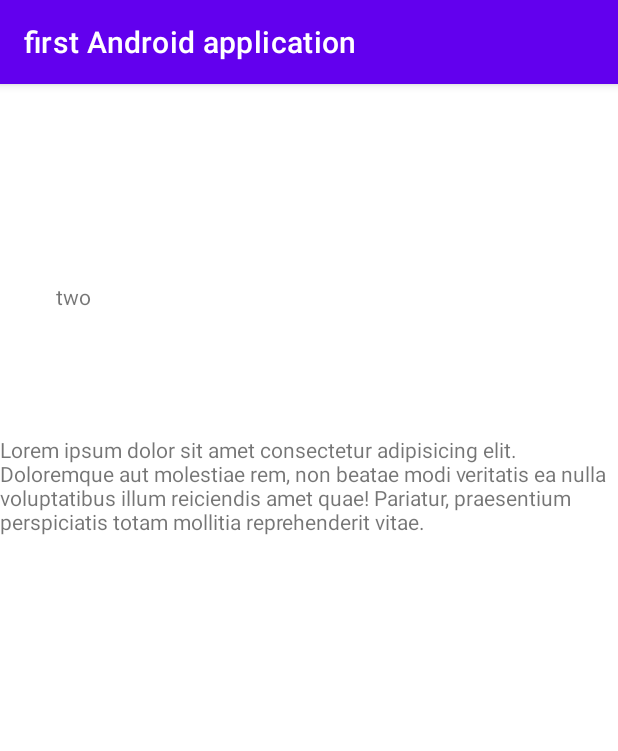
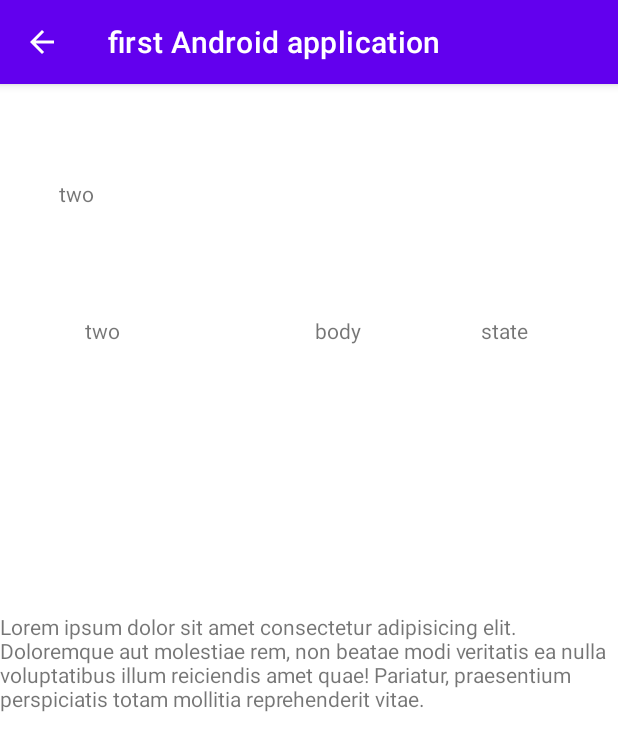
Before and after one commit to AhmadSailik/taskmaster, an Android app: the screen it shows after launch (DetailPage), after a tap on "TWO", on a phone screen of 412 x 824 dp. Shown: the top 751 px of the screen. Run offline under Robolectric (Android 15) with nearby library versions, the phone set to English and light mode, and no system bars.

Commit message:
complete lab28

```diff
--- a/firstAndroidapplication/app/src/main/java/com/example/firstandroidapplication/DetailPage.java
+++ b/firstAndroidapplication/app/src/main/java/com/example/firstandroidapplication/DetailPage.java
@@ -4,6 +4,7 @@ import androidx.appcompat.app.AppCompatActivity;
 
 import android.content.Intent;
 import android.os.Bundle;
+import android.view.MenuItem;
 import android.widget.Button;
 import android.widget.EditText;
 import android.widget.TextView;
@@ -14,17 +15,31 @@ public class DetailPage extends AppCompatActivity {
     protected void onCreate(Bundle savedInstanceState) {
         super.onCreate(savedInstanceState);
         setContentView(R.layout.activity_detail_page);
+        getSupportActionBar().setDisplayHomeAsUpEnabled(true);
     }
 
     @Override
     protected void onStart() {
         super.onStart();
         Intent intent=getIntent();
-        String tile=intent.getExtras().getString("title");
+        String title=intent.getExtras().getString("title","title");
+        String body=intent.getExtras().getString("body","body");
+        String state=intent.getExtras().getString("state","state");
         TextView textViews=findViewById(R.id.titleOfDetails);
-        textViews.setText(tile);
+        TextView textViews1=findViewById(R.id.textTitle);
+        TextView textViews2=findViewById(R.id.textBody);
+        TextView textViews3=findViewById(R.id.textState);
+        textViews.setText(title);
+        textViews1.setText(title);
+        textViews2.setText(body);
+        textViews3.setText(state);
         TextView textView=findViewById(R.id.LoremIpsum);
         textView.setText("Lorem ipsum dolor sit amet consectetur adipisicing elit. Doloremque aut molestiae rem, non beatae modi veritatis ea nulla voluptatibus illum reiciendis amet quae! Pariatur, praesentium perspiciatis totam mollitia reprehenderit vitae.");
 
     }
+    public boolean onOptionsItemSelected(MenuItem item){
+        Intent myIntent = new Intent(getApplicationContext(), MainActivity.class);
+        startActivityForResult(myIntent, 0);
+        return true;
+    }
 }
--- a/firstAndroidapplication/app/src/main/java/com/example/firstandroidapplication/MainActivity.java
+++ b/firstAndroidapplication/app/src/main/java/com/example/firstandroidapplication/MainActivity.java
@@ -1,6 +1,9 @@
 package com.example.firstandroidapplication;
 
 import androidx.appcompat.app.AppCompatActivity;
+import androidx.recyclerview.widget.GridLayoutManager;
+import androidx.recyclerview.widget.LinearLayoutManager;
+import androidx.recyclerview.widget.RecyclerView;
 
 import android.content.Intent;
 import android.content.SharedPreferences;
@@ -11,6 +14,8 @@ import android.widget.Button;
 import android.widget.ImageView;
 import android.widget.TextView;
 import android.widget.Toast;
+
+import java.util.ArrayList;
 
 public class MainActivity extends AppCompatActivity {
 
@@ -24,6 +29,16 @@ public class MainActivity extends AppCompatActivity {
     @Override
     protected void onStart() {
         super.onStart();
+
+        ArrayList<Task> allTasks=new ArrayList<Task>();
+        allTasks.add(new Task("jop","still research","in progress"));
+        allTasks.add(new Task("lab","add All task","complete"));
+        allTasks.add(new Task("CSS","course CSS","assigned"));
+        RecyclerView allTaskRecyclerView=findViewById(R.id.listOfButton);
+//        allTaskRecyclerView.setLayoutManager(new LinearLayoutManager(this));
+        allTaskRecyclerView.setLayoutManager(new GridLayoutManager(getApplicationContext(),3));
+        allTaskRecyclerView.setAdapter(new vickAdapter(allTasks));
+
         Button one=findViewById(R.id.one);
         Button two=findViewById(R.id.two);
         Button three=findViewById(R.id.three);
--- a/firstAndroidapplication/app/src/main/java/com/example/firstandroidapplication/TaskAdapter.java
+++ b/firstAndroidapplication/app/src/main/java/com/example/firstandroidapplication/TaskAdapter.java
@@ -37,6 +37,7 @@ public class TaskAdapter extends RecyclerView.Adapter<TaskAdapter.TaskViewHolder
     @Override
     public void onBindViewHolder(@NonNull TaskAdapter.TaskViewHolder holder, int position) {
         holder.task=allTask.get(position);
+
         TextView titleOfTask=holder.itemView.findViewById(R.id.titleOfTask);
         TextView bodyOfTask=holder.itemView.findViewById(R.id.bodyOfTask);
         TextView stateOfTask=holder.itemView.findViewById(R.id.stateOfTask);
--- a/firstAndroidapplication/app/src/main/java/com/example/firstandroidapplication/vickAdapter.java
+++ b/firstAndroidapplication/app/src/main/java/com/example/firstandroidapplication/vickAdapter.java
@@ -1,8 +1,11 @@
 package com.example.firstandroidapplication;
 
+import android.content.Context;
+import android.content.Intent;
 import android.view.LayoutInflater;
 import android.view.View;
 import android.view.ViewGroup;
+import android.widget.Button;
 import android.widget.TextView;
 
 import androidx.annotation.NonNull;
@@ -15,6 +18,8 @@ public class vickAdapter extends RecyclerView.Adapter<vickAdapter.TaskViewHolder
 
     List<Task>allTask=new ArrayList<>();
 
+
+
     public vickAdapter(List<Task>allTask){
         this.allTask=allTask;
     }
@@ -22,12 +27,15 @@ public class vickAdapter extends RecyclerView.Adapter<vickAdapter.TaskViewHolder
     public static class TaskViewHolder extends RecyclerView.ViewHolder{
         public Task task;
         View itemView;
-
+        Context context;
 
         public TaskViewHolder(@NonNull View itemView) {
             super(itemView);
+            this.context=itemView.getContext();
             this.itemView=itemView;
+
         }
+
     }
 
     @NonNull
@@ -41,12 +49,24 @@ public class vickAdapter extends RecyclerView.Adapter<vickAdapter.TaskViewHolder
     @Override
     public void onBindViewHolder(@NonNull  vickAdapter.TaskViewHolder holder, int position) {
         holder.task=allTask.get(position);
-        TextView title=holder.itemView.findViewById(R.id.textView2);
-        TextView body=holder.itemView.findViewById(R.id.textView3);
-        TextView state=holder.itemView.findViewById(R.id.textView4);
-        title.setText(holder.task.title);
-        body.setText(holder.task.body);
-        state.setText(holder.task.state);
+        Button button=holder.itemView.findViewById(R.id.buttonOdetails);
+        button.setText(holder.task.title);
+        button.setOnClickListener((v)-> {
+            String name=button.getText().toString();
+
+
+            Intent oneTask =new Intent(holder.context,DetailPage.class);
+            oneTask.putExtra("title",holder.task.title);
+            oneTask.putExtra("body",holder.task.body);
+            oneTask.putExtra("state",holder.task.state);
+            holder.context.startActivity(oneTask);
+        });
+//        TextView title=holder.itemView.findViewById(R.id.textView2);
+//        TextView body=holder.itemView.findViewById(R.id.textView3);
+//        TextView state=holder.itemView.findViewById(R.id.textView4);
+//        title.setText(holder.task.title);
+//        body.setText(holder.task.body);
+//        state.setText(holder.task.state);
 
     }
 
--- a/firstAndroidapplication/app/src/main/res/layout/activity_detail_page.xml
+++ b/firstAndroidapplication/app/src/main/res/layout/activity_detail_page.xml
@@ -13,10 +13,10 @@
         android:text="TextView"
         app:layout_constraintBottom_toBottomOf="parent"
         app:layout_constraintEnd_toEndOf="parent"
-        app:layout_constraintHorizontal_bias="0.096"
+        app:layout_constraintHorizontal_bias="0.101"
         app:layout_constraintStart_toStartOf="parent"
         app:layout_constraintTop_toTopOf="parent"
-        app:layout_constraintVertical_bias="0.176" />
+        app:layout_constraintVertical_bias="0.085" />
 
     <TextView
         android:id="@+id/LoremIpsum"
@@ -25,8 +25,40 @@
         android:text="TextView"
         app:layout_constraintBottom_toBottomOf="parent"
         app:layout_constraintEnd_toEndOf="parent"
-        app:layout_constraintHorizontal_bias="0.138"
+        app:layout_constraintHorizontal_bias="0.152"
         app:layout_constraintStart_toStartOf="parent"
         app:layout_constraintTop_toBottomOf="@+id/titleOfDetails"
-        app:layout_constraintVertical_bias="0.151" />
+        app:layout_constraintVertical_bias="0.436" />
+
+    <TextView
+        android:id="@+id/textTitle"
+        android:layout_width="wrap_content"
+        android:layout_height="wrap_content"
+        android:layout_marginTop="72dp"
+        android:text="TextView"
+        app:layout_constraintEnd_toStartOf="@+id/textBody"
+        app:layout_constraintHorizontal_bias="0.305"
+        app:layout_constraintStart_toStartOf="parent"
+        app:layout_constraintTop_toBottomOf="@+id/titleOfDetails" />
+
+    <TextView
+        android:id="@+id/textBody"
+        android:layout_width="wrap_content"
+        android:layout_height="wrap_content"
+        android:layout_marginEnd="80dp"
+        android:layout_marginRight="80dp"
+        android:text="TextView"
+        app:layout_constraintEnd_toStartOf="@+id/textState"
+        app:layout_constraintTop_toTopOf="@+id/textTitle" />
+
+    <TextView
+        android:id="@+id/textState"
+        android:layout_width="wrap_content"
+        android:layout_height="wrap_content"
+        android:layout_marginEnd="60dp"
+        android:layout_marginRight="60dp"
+        android:text="TextView"
+        app:layout_constraintEnd_toEndOf="parent"
+        app:layout_constraintTop_toTopOf="@+id/textTitle" />
+
 </androidx.constraintlayout.widget.ConstraintLayout>
```
Also changed, not shown: firstAndroidapplication/app/src/main/res/layout/activity_main.xml (+18 -8 lines), firstAndroidapplication/app/src/main/res/layout/fragment_vicky.xml (+8 -30 lines), 6 other files.
